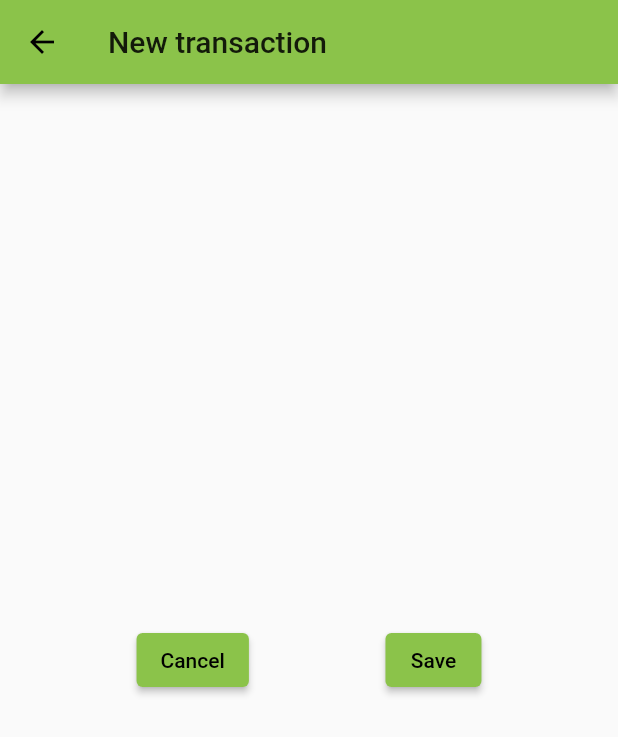
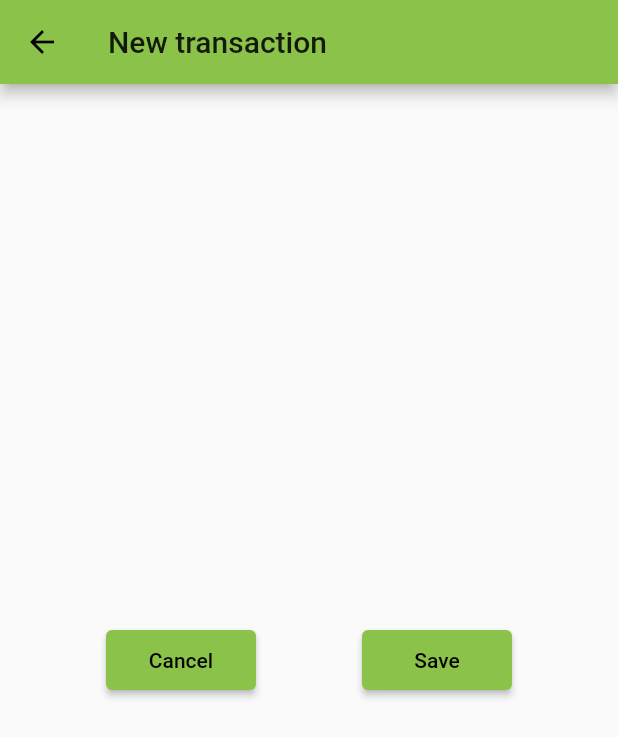
Before and after one commit to anoopramanujam/butterfly_finance, a Flutter app: the TransactionScreen screen opened directly, on a phone screen of 412 x 824 dp. Shown: the top 737 px of the screen. Run offline on Flutter 3.47's test engine with Material 2 defaults, Android fonts, the light colour scheme and no system bars.

Commit message:
New button widget Sized buttons

```diff
--- a/lib/screens/transactions/transaction_screen.dart
+++ b/lib/screens/transactions/transaction_screen.dart
@@ -16,15 +16,15 @@ class TransactionScreen extends StatelessWidget {
             Row(
               mainAxisAlignment: MainAxisAlignment.spaceEvenly,
               children: [
-                ElevatedButton(
+                MyButton(
+                  label: 'Cancel',
                   onPressed: () {
                     Navigator.pop(context);
                   },
-                  child: Text('Cancel'),
                 ),
-                ElevatedButton(
+                MyButton(
+                  label: 'Save',
                   onPressed: () {},
-                  child: Text('Save'),
                 ),
               ],
             )
@@ -32,3 +32,24 @@ class TransactionScreen extends StatelessWidget {
         ));
   }
 }
+
+class MyButton extends StatelessWidget {
+  const MyButton({Key? key, required this.label, required this.onPressed})
+      : super(key: key);
+
+  final label;
+  final Function onPressed;
+  @override
+  Widget build(BuildContext context) {
+    return SizedBox(
+      width: Constants.buttonWidth,
+      height: Constants.buttonHeight,
+      child: ElevatedButton(
+        onPressed: () {
+          onPressed();
+        },
+        child: Text(label),
+      ),
+    );
+  }
+}
--- a/lib/utils/constants.dart
+++ b/lib/utils/constants.dart
@@ -3,6 +3,10 @@ class Constants {
   static const titleHome = 'Butterfly Finance (Rel 3)';
   static const titleTransaction = 'New transaction';
 
+  // input size
+  static const buttonWidth = 100.00;
+  static const buttonHeight = 40.00;
+
   // Options
   static const decimalPlaces = 2;
 }
```
